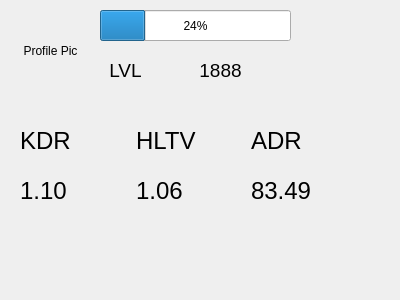
Qt form playerdatapanel.ui (szwoloszyn/FaceitAnalyserApp) before a commit.
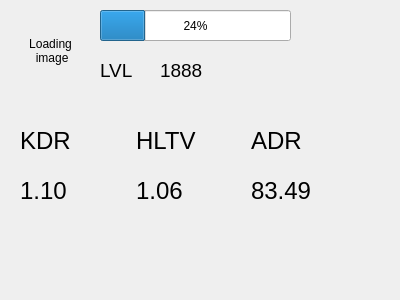
The same form after that commit.

What changed in the file:
```diff
--- a/playerdatapanel.ui
+++ b/playerdatapanel.ui
@@ -29,7 +29,8 @@
     </rect>
    </property>
    <property name="text">
-    <string>Profile Pic</string>
+    <string>Loading
+ image</string>
    </property>
    <property name="scaledContents">
     <bool>true</bool>
@@ -71,9 +72,6 @@
    <property name="text">
     <string>LVL</string>
    </property>
-   <property name="alignment">
-    <set>Qt::AlignmentFlag::AlignCenter</set>
-   </property>
   </widget>
   <widget class="QLabel" name="elo">
    <property name="geometry">
@@ -92,9 +90,6 @@
    <property name="text">
     <string>1888</string>
    </property>
-   <property name="alignment">
-    <set>Qt::AlignmentFlag::AlignCenter</set>
-   </property>
   </widget>
   <widget class="QWidget" name="horizontalLayoutWidget">
    <property name="geometry">
```
Left out of the diff: 20 changed lines with no effect on the pictures.
